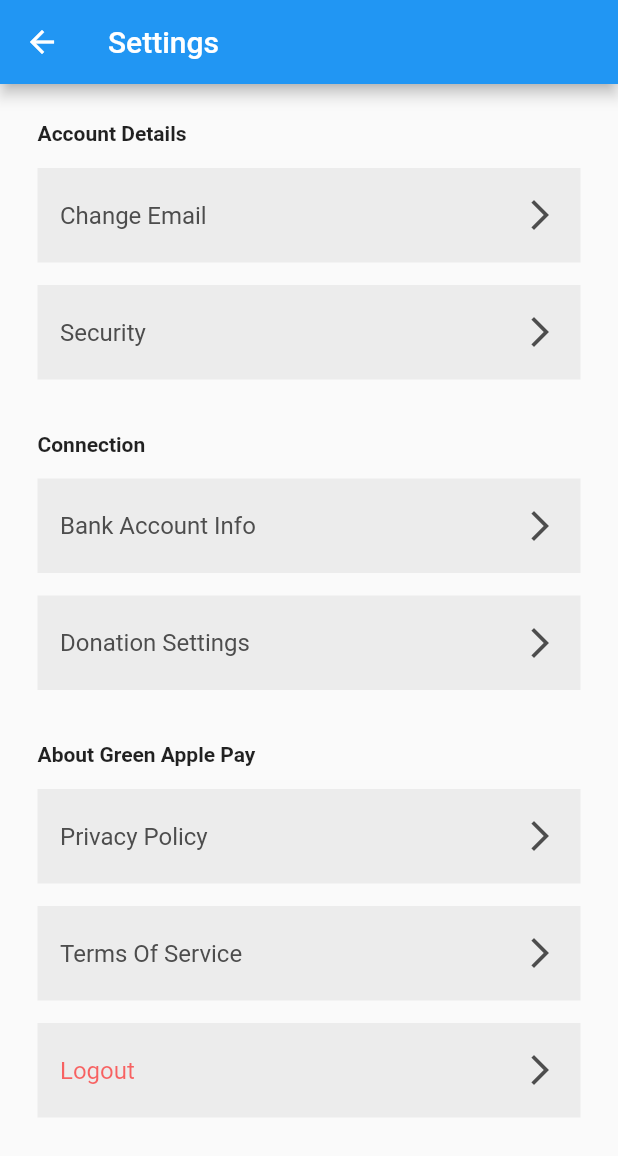
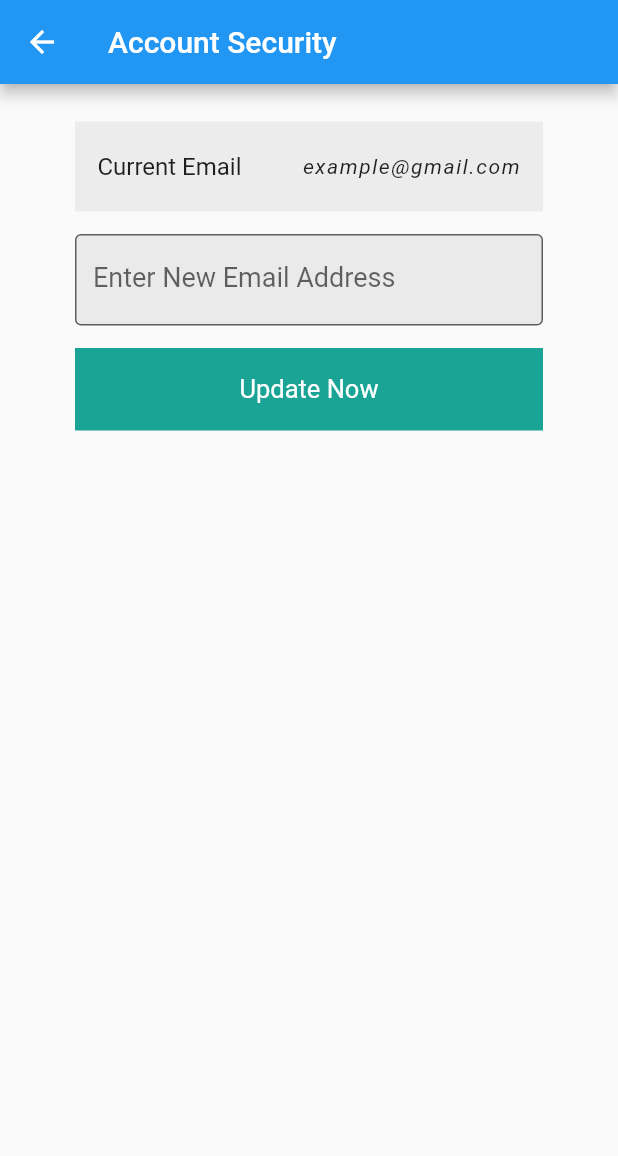
Before and after one commit to ReziaBanks/FyrePay, a Flutter app: the SettingsPage screen opened directly, after a tap on "Change Email", on a phone screen of 412 x 824 dp. Shown: the top 1156 px of the screen. Run offline on Flutter 3.47's test engine with Material 2 defaults, Android fonts, the light colour scheme and no system bars.

Commit message:
Added Account Details page

```diff
--- /dev/null
+++ b/lib/Screens/Settings/account_details_page.dart
@@ -0,0 +1,76 @@
+import 'package:flutter/material.dart';
+import 'package:green_apple_pay/Components/Basic/app_components.dart';
+
+class AccountDetailsPage extends StatefulWidget {
+  @override
+  _AccountDetailsPageState createState() => _AccountDetailsPageState();
+}
+
+class _AccountDetailsPageState extends State<AccountDetailsPage> {
+  String _newEmail;
+
+  @override
+  Widget build(BuildContext context) {
+    return Scaffold(
+      appBar: AppBar(
+        title: Text('Account Security'),
+      ),
+      body: ListView(
+        padding: EdgeInsets.only(top: 25, left: 50, right: 50, bottom: 50),
+        children: [
+          //Current Email
+        InkWell(
+            child: Container(
+              height: 60,
+              color: Color(0xFFECECEC),
+              padding: EdgeInsets.symmetric(horizontal: 15),
+              child: Row(
+                mainAxisAlignment: MainAxisAlignment.spaceBetween,
+                children: [
+                  Text(
+                    'Current Email',
+                    style: TextStyle(
+                      fontSize: 16,
+                    ),
+                  ),
+                  Text(
+                    'example@gmail.com',
+                    style: TextStyle(
+                      fontSize: 14,
+                      letterSpacing: 1,
+                      fontStyle: FontStyle.italic,
+                    )
+                  ),
+                ],
+              ),
+            ),
+          ),
+
+          SizedBox(height: 15),
+
+          //New Password
+          TextFormField(
+            obscureText: true,
+            style: TextStyle(fontSize: 18),
+            decoration: InputDecoration(
+              border: OutlineInputBorder(),
+              labelText: "Enter New Email Address",
+              filled: true,
+              fillColor: Color.fromARGB(255, 234, 234, 234),
+            ),
+            onSaved: (String v) {
+              _newEmail = v;
+            },
+          ),
+
+          SizedBox(height: 15),
+
+          //Confirm button
+          AppButton(title: "Update Now", onPressed: () {
+            //Send email change request
+          })
+        ],
+      ),
+    );
+  }
+}
--- a/lib/Screens/Settings/settings_page.dart
+++ b/lib/Screens/Settings/settings_page.dart
@@ -1,5 +1,6 @@
 import 'package:flutter/material.dart';
 import 'package:green_apple_pay/Components/Basic/app_components.dart';
+import 'package:green_apple_pay/Screens/Settings/account_details_page.dart';
 import 'package:green_apple_pay/Screens/Settings/account_security_page.dart';
 import 'package:green_apple_pay/Utility/Functions/app_functions.dart';
 
@@ -28,7 +29,9 @@
 
           AppContentTile(
             title: 'Change Email',
-            onPressed: () {},
+            onPressed: () {
+              AppFunctions.navigate(context, AccountDetailsPage());
+            },
           ),
 
           SizedBox(height: 15),
```
